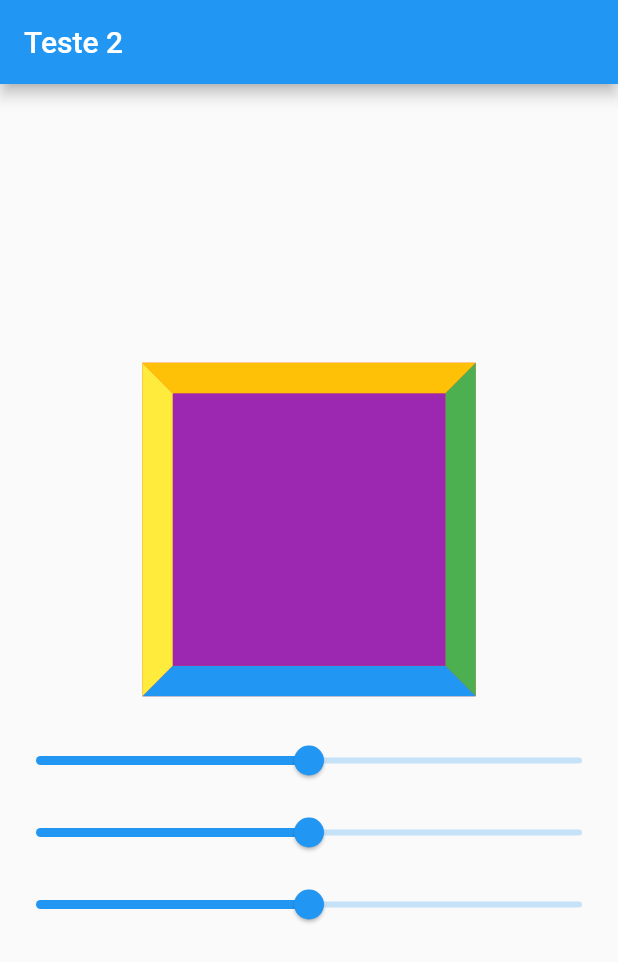
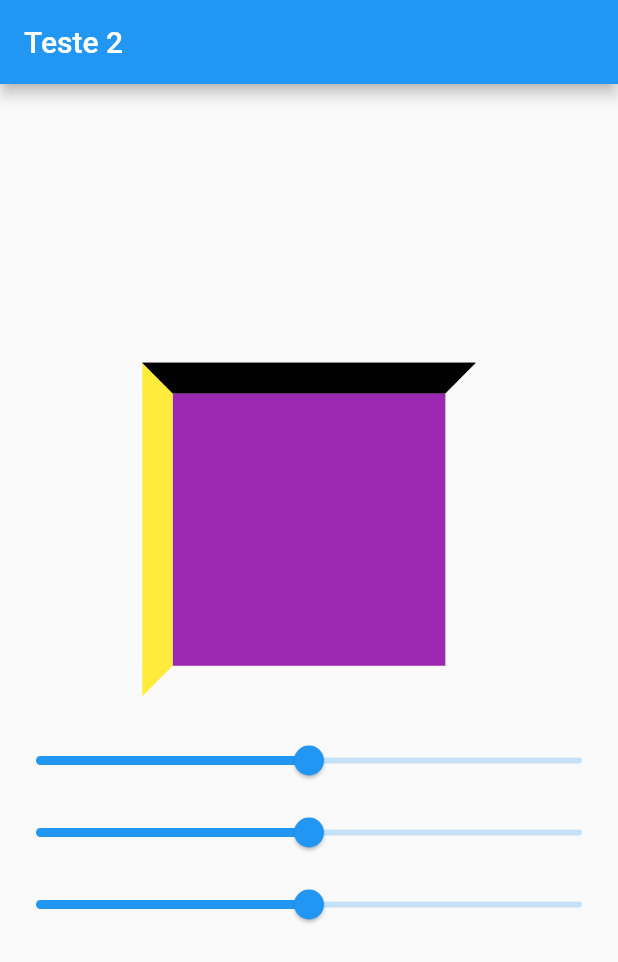
Before and after one commit to lucasbarretoluz/calculateInkQuantity, a Flutter app: the screen it shows after launch, on a phone screen of 412 x 824 dp. Shown: the top 962 px of the screen. Run offline on Flutter 3.47's test engine with Material 2 defaults, Android fonts, the phone set to English and light mode, and no system bars.

Commit message:
alteracoes de renderização do cubo e de giro Sliders X e Z com valores travados. Alterada a logica de renderização das paredes do cubo.

```diff
--- a/lib/view/home_page.dart
+++ b/lib/view/home_page.dart
@@ -1,5 +1,6 @@
 import 'dart:math';
 import 'package:flutter/material.dart';
+import 'package:flutter/rendering.dart';
 
 class HomePage extends StatefulWidget {
   const HomePage({super.key, required this.title});
@@ -8,11 +9,12 @@ class HomePage extends StatefulWidget {
   State<HomePage> createState() => _HomePageState();
 }
 
+double rx = 0.0, ry = 0.0, rz = 0.0;
+
 class _HomePageState extends State<HomePage> {
-  double rx = 0.0, ry = 0.0, rz = 0.0;
   @override
   Widget build(BuildContext context) {
-   print("RX: $rx, RY: $ry");
+    print("RX: $rx, RY: $ry, RZ: $rz");
     return GestureDetector(
       onPanUpdate: (details) {
         rx += details.delta.dx * 0.01;
@@ -34,7 +36,7 @@ class _HomePageState extends State<HomePage> {
                 transform: Matrix4.identity()
                   ..setEntry(3, 2, 0.001)
                   // ..rotateX(_offset.dy * pi / 180)
-                  // ..rotateY(_offset.dx * pi / 180),
+                  //..rotateY(_offset.dx * pi / 180),
                   ..rotateX(rx)
                   ..rotateY(ry)
                   ..rotateZ(rz),
@@ -46,7 +48,7 @@ class _HomePageState extends State<HomePage> {
               min: pi * -2,
               max: pi * 2,
               onChanged: ((value) => setState(() {
-                    rx = value;
+                    rx = -6.014827168191208;
                   })),
             ),
             Slider(
@@ -62,7 +64,7 @@ class _HomePageState extends State<HomePage> {
               min: pi * -2,
               max: pi * 2,
               onChanged: ((value) => setState(() {
-                    rz = value;
+                    rz = 6.283185307179586;
                   })),
             ),
           ],
@@ -77,42 +79,34 @@ class Cube extends StatelessWidget {
 
   @override
   Widget build(BuildContext context) {
-    return Stack(
-      children: [
-        Transform(
+    final List<Widget> childrens;
+    late final sideA = Transform(
       //Front
-          transform: Matrix4.identity()..translate(0.0, 0.0, -100.0),
+      transform: Matrix4.identity()
+        ..translate(0.0, 0.0, -100.0)
+        ..rotateY(-pi),
       alignment: Alignment.center,
       child: Container(
         color: Colors.red,
         height: 200,
         width: 200,
       ),
-        ),
-        Transform(
+    );
+
+    late final sideB = Transform(
       //port
       transform: Matrix4.identity()
         ..translate(100.0, 0.0, 0.0)
-            ..rotateY(-pi / 2),
+        ..rotateY(pi / 2),
       alignment: Alignment.center,
       child: Container(
         color: Colors.green,
         height: 200,
         width: 200,
       ),
-        ),
-        Transform(
-          transform: Matrix4.identity()
-            ..translate(0.0, 100.0, 0.0)
-            ..rotateX(pi / 2),
-          alignment: Alignment.center,
-          child: Container(
-            color: Colors.blue,
-            height: 200,
-            width: 200,
-          ),
-        ),
-        Transform(
+    );
+
+    late final sideC = Transform(
       //back
       transform: Matrix4.identity()..translate(0.0, 0.0, 100.0),
       alignment: Alignment.center,
@@ -121,8 +115,9 @@ class Cube extends StatelessWidget {
         height: 200,
         width: 200,
       ),
-        ),
-        Transform(
+    );
+
+    late final sideD = Transform(
       //port
       transform: Matrix4.identity()
         ..translate(-100.0, 0.0, 0.0)
@@ -133,19 +128,31 @@ class Cube extends StatelessWidget {
         height: 200,
         width: 200,
       ),
-        ),
-        Transform(
+    );
+
+    late final topSide = Transform(
       transform: Matrix4.identity()
         ..translate(0.0, -100.0, 0.0)
         ..rotateX(-pi / 2),
       alignment: Alignment.center,
       child: Container(
-            color: Colors.amber,
+        color: Colors.black,
         height: 200,
         width: 200,
       ),
-        ),
-      ],
     );
+
+    if (ry < -pi / 4) {
+      childrens = [sideA, sideB];
+    } else if (ry < -pi / 2) {
+      childrens = [sideB, sideC, topSide];
+    } else if (ry < 3 * pi / 4) {
+      childrens = [sideC, sideD, topSide];
+    } else {
+      childrens = [sideD, sideA, topSide];
+    }
+
+    childrens.add(topSide);
+    return Stack(children: childrens);
   }
 }
```
Lines whose indentation alone changed are shown as unchanged.
